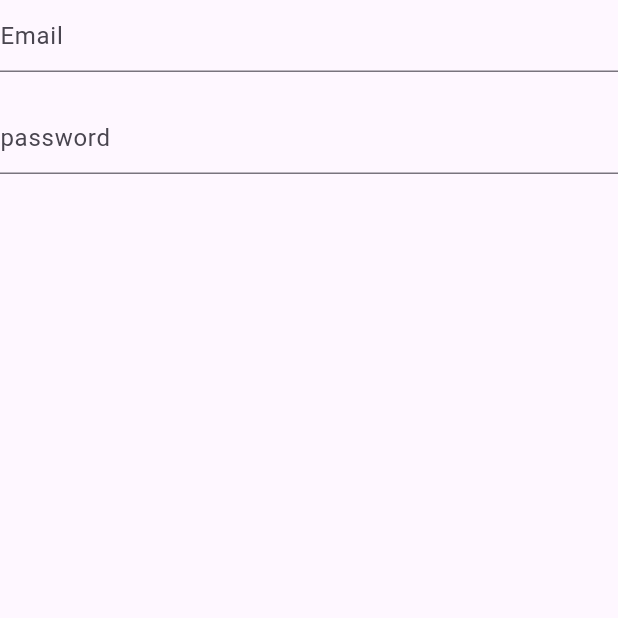
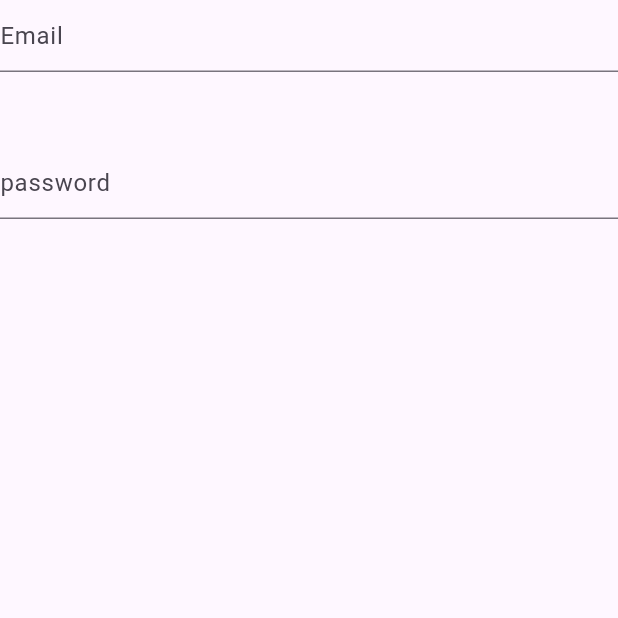
Before and after one commit to RAFAT25/My-way, a Flutter app: the Login screen opened directly, on a phone screen of 412 x 824 dp, the top half of it. Run offline on Flutter 3.47's test engine with Material 3 defaults, Android fonts, the phone set to English and light mode, and no system bars.

Commit message:
Update login.dart

```diff
--- a/lib/login.dart
+++ b/lib/login.dart
@@ -12,7 +12,8 @@ class Login extends StatelessWidget {
             hintText: "Email",
           )),
           const SizedBox(
-            height: 20,
+
+            height: 50,
           ),
           TextFormField(
               decoration: const InputDecoration(
```
